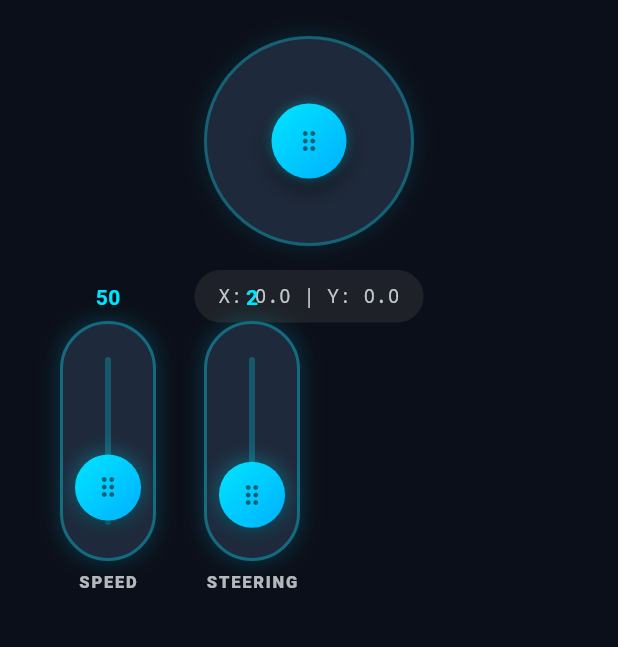
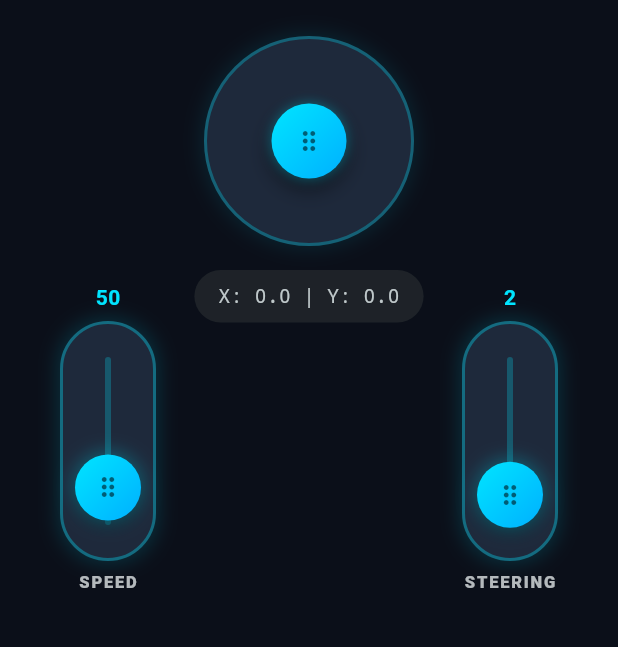
Before and after one commit to Dawied/n20carapp, a Flutter app: the screen it shows after launch, on a phone screen of 412 x 824 dp, the part 582-1229 px from its top. Run offline on Flutter 3.47's test engine with Material 3 defaults, Android fonts, the phone set to English and light mode, and no system bars; our stand-ins replace flutter_blue_plus.

Commit message:
Redesign position slider

```diff
--- a/lib/main.dart
+++ b/lib/main.dart
@@ -475,10 +475,7 @@ class _MyHomePageState extends State<MyHomePage> {
               Positioned(
                 left: 40,
                 bottom: 40,
-                child: Row(
-                  mainAxisSize: MainAxisSize.min,
-                  children: [
-                    SpeedSlider(
+                child: SpeedSlider(
                   currentSpeed: _speed,
                   minSpeed: 10,
                   maxSpeed: 255,
@@ -489,8 +486,11 @@ class _MyHomePageState extends State<MyHomePage> {
                     });
                   },
                 ),
-                    const SizedBox(width: 32),
-                    SteeringStrengthSlider(
+              ),
+              Positioned(
+                right: 40,
+                bottom: 40,
+                child: SteeringStrengthSlider(
                   currentSteering: _steeringStrength,
                   minSteering: 0.1,
                   maxSteering: 1.0,
@@ -501,8 +501,6 @@ class _MyHomePageState extends State<MyHomePage> {
                     });
                   },
                 ),
-                  ],
-                ),
               ),
             ],
           ),
```
Lines whose indentation alone changed are shown as unchanged.
